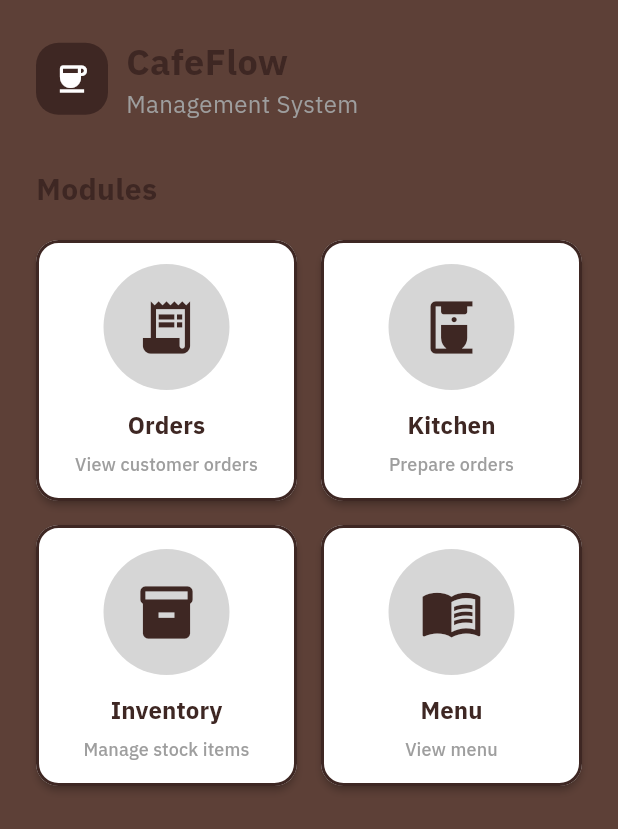
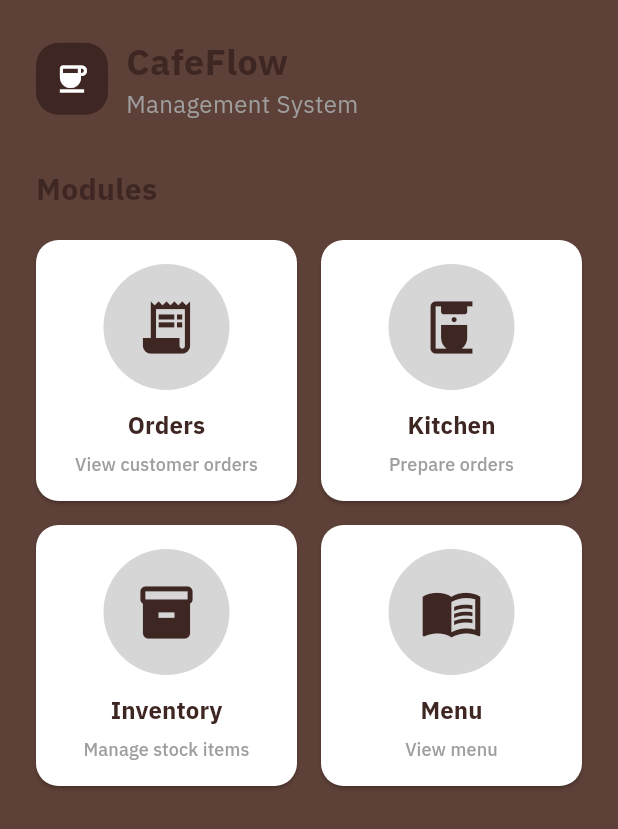
Before and after one commit to anabeatm/sistema-de-gestao-para-cafeteria, a Flutter app: the screen it shows after launch, on a phone screen of 412 x 824 dp. Shown: the top 829 px of the screen. Run offline on Flutter 3.47's test engine with Material 3 defaults, Android fonts, the phone set to English and light mode, and no system bars; our stand-ins replace go_router.

Commit message:
feat: remove button elevation and border side for cleaner design

```diff
--- a/projeto_cafeteria/lib/screens/home_page.dart
+++ b/projeto_cafeteria/lib/screens/home_page.dart
@@ -117,11 +117,9 @@ class HomePage extends StatelessWidget {
       },
       style: ElevatedButton.styleFrom(
         backgroundColor: Colors.white,
-        elevation: 2,
         padding: const EdgeInsets.all(12),
         shape: RoundedRectangleBorder(
           borderRadius: BorderRadius.circular(15),
-          side: const BorderSide(color: CoffeeColors.coffeeBrown, width: 2),
         ),
       ),
       child: Column(
```
